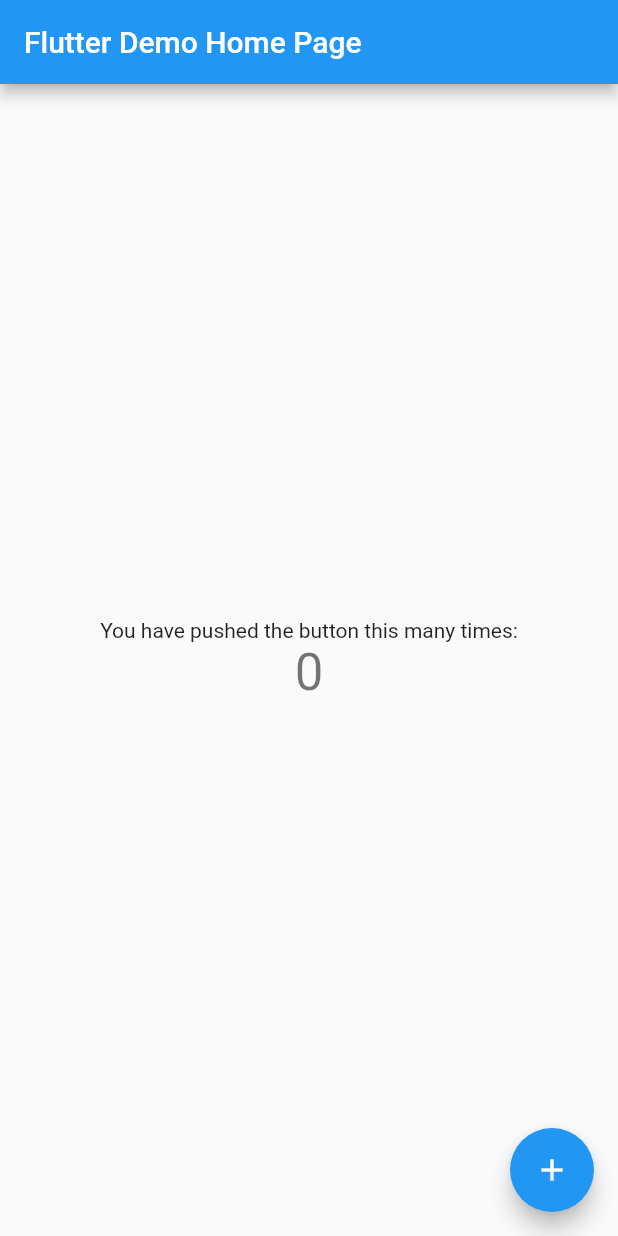
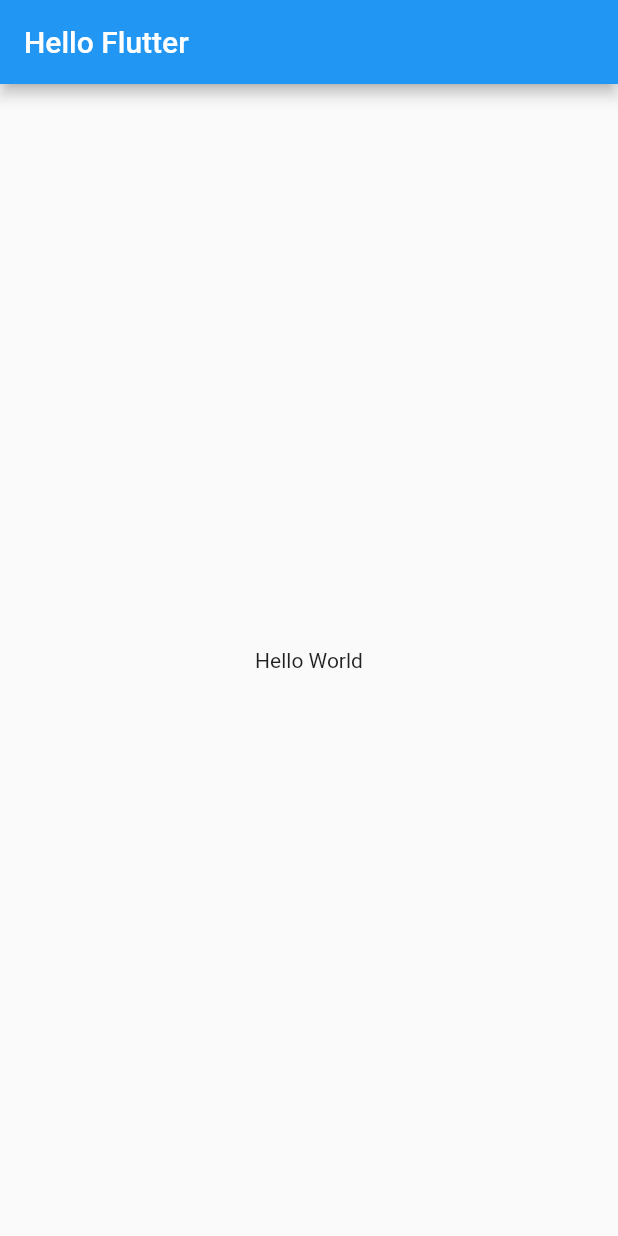
Before and after one commit to sgd122/webtoonflix, a Flutter app: the screen it shows after launch, on a phone screen of 412 x 824 dp. Run offline on Flutter 3.47's test engine with Material 2 defaults, Android fonts, the phone set to English and light mode, and no system bars.

Commit message:
feat(main): hello flutter

```diff
--- a/lib/main.dart
+++ b/lib/main.dart
@@ -1,115 +1,21 @@
 import 'package:flutter/material.dart';
 
 void main() {
-  runApp(const MyApp());
+  runApp(const App());
 }
 
-class MyApp extends StatelessWidget {
-  const MyApp({super.key});
+class App extends StatelessWidget {
+  const App({super.key});
 
-  // This widget is the root of your application.
   @override
   Widget build(BuildContext context) {
     return MaterialApp(
-      title: 'Flutter Demo',
-      theme: ThemeData(
-        // This is the theme of your application.
-        //
-        // Try running your application with "flutter run". You'll see the
-        // application has a blue toolbar. Then, without quitting the app, try
-        // changing the primarySwatch below to Colors.green and then invoke
-        // "hot reload" (press "r" in the console where you ran "flutter run",
-        // or simply save your changes to "hot reload" in a Flutter IDE).
-        // Notice that the counter didn't reset back to zero; the application
-        // is not restarted.
-        primarySwatch: Colors.blue,
+      home: Scaffold(
+        appBar: AppBar(
+          title: const Text('Hello Flutter'),
+        ),
+        body: const Center(child: Text('Hello World')),
       ),
-      home: const MyHomePage(title: 'Flutter Demo Home Page'),
     );
   }
 }
-
-class MyHomePage extends StatefulWidget {
-  const MyHomePage({super.key, required this.title});
-
-  // This widget is the home page of your application. It is stateful, meaning
-  // that it has a State object (defined below) that contains fields that affect
-  // how it looks.
-
-  // This class is the configuration for the state. It holds the values (in this
-  // case the title) provided by the parent (in this case the App widget) and
-  // used by the build method of the State. Fields in a Widget subclass are
-  // always marked "final".
-
-  final String title;
-
-  @override
-  State<MyHomePage> createState() => _MyHomePageState();
-}
-
-class _MyHomePageState extends State<MyHomePage> {
-  int _counter = 0;
-
-  void _incrementCounter() {
-    setState(() {
-      // This call to setState tells the Flutter framework that something has
-      // changed in this State, which causes it to rerun the build method below
-      // so that the display can reflect the updated values. If we changed
-      // _counter without calling setState(), then the build method would not be
-      // called again, and so nothing would appear to happen.
-      _counter++;
-    });
-  }
-
-  @override
-  Widget build(BuildContext context) {
-    // This method is rerun every time setState is called, for instance as done
-    // by the _incrementCounter method above.
-    //
-    // The Flutter framework has been optimized to make rerunning build methods
-    // fast, so that you can just rebuild anything that needs updating rather
-    // than having to individually change instances of widgets.
-    return Scaffold(
-      appBar: AppBar(
-        // Here we take the value from the MyHomePage object that was created by
-        // the App.build method, and use it to set our appbar title.
-        title: Text(widget.title),
-      ),
-      body: Center(
-        // Center is a layout widget. It takes a single child and positions it
-        // in the middle of the parent.
-        child: Column(
-          // Column is also a layout widget. It takes a list of children and
-          // arranges them vertically. By default, it sizes itself to fit its
-          // children horizontally, and tries to be as tall as its parent.
-          //
-          // Invoke "debug painting" (press "p" in the console, choose the
-          // "Toggle Debug Paint" action from the Flutter Inspector in Android
-          // Studio, or the "Toggle Debug Paint" command in Visual Studio Code)
-          // to see the wireframe for each widget.
-          //
-          // Column has various properties to control how it sizes itself and
-          // how it positions its children. Here we use mainAxisAlignment to
-          // center the children vertically; the main axis here is the vertical
-          // axis because Columns are vertical (the cross axis would be
-          // horizontal).
-          mainAxisAlignment: MainAxisAlignment.center,
-          children: <Widget>[
-            const Text(
-              'You have pushed the button this many times:',
-            ),
-            Text(
-              '$_counter',
-              style: Theme.of(context).textTheme.headlineMedium,
-            ),
-          ],
-        ),
-      ),
-      floatingActionButton: FloatingActionButton(
-        onPressed: _incrementCounter,
-        tooltip: 'Increment',
-        child: const Icon(Icons.add),
-      ), // This trailing comma makes auto-formatting nicer for build methods.
-    );
-  }
-}
```
